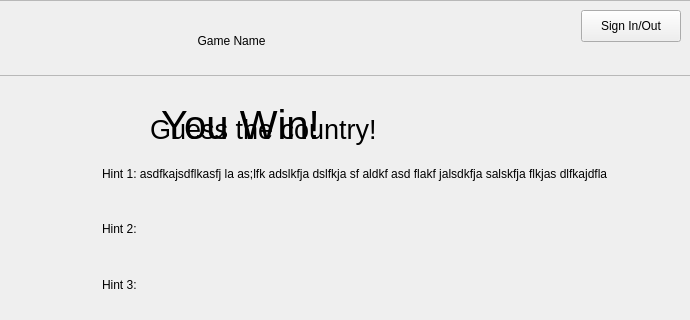
Above: gamewindow.ui from jesseandringa/FlagApp before the change; both pictures show x 209 to 899 and y 0 to 320 of the 899 by 687 pixel window. Below: the same form after it.
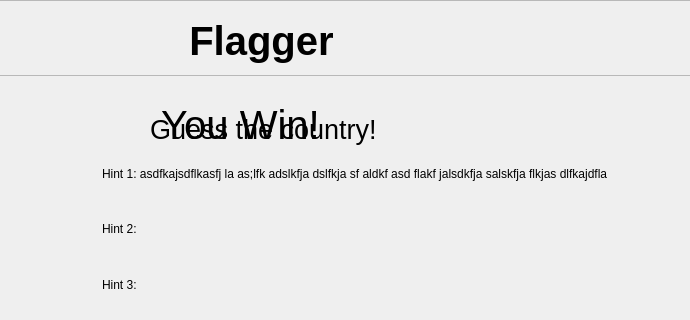
That is the form after the change.

Commit message: Removed sign in/out button

What changed in the file:
```diff
--- a/gamewindow.ui
+++ b/gamewindow.ui
@@ -34,32 +34,25 @@
    <widget class="QLabel" name="gameNameLabel">
     <property name="geometry">
      <rect>
-      <x>380</x>
-      <y>15</y>
-      <width>121</width>
-      <height>51</height>
+      <x>360</x>
+      <y>10</y>
+      <width>221</width>
+      <height>61</height>
      </rect>
     </property>
+    <property name="font">
+     <font>
+      <pointsize>30</pointsize>
+      <bold>true</bold>
+     </font>
+    </property>
     <property name="text">
-     <string>Game Name</string>
+     <string>Flagger</string>
     </property>
     <property name="alignment">
      <set>Qt::AlignCenter</set>
     </property>
    </widget>
-   <widget class="QPushButton" name="signInButton">
-    <property name="geometry">
-     <rect>
-      <x>790</x>
-      <y>10</y>
-      <width>100</width>
-      <height>32</height>
-     </rect>
-    </property>
-    <property name="text">
-     <string>Sign In/Out</string>
-    </property>
-   </widget>
    <widget class="QPushButton" name="pushButton_2">
     <property name="geometry">
      <rect>
```
